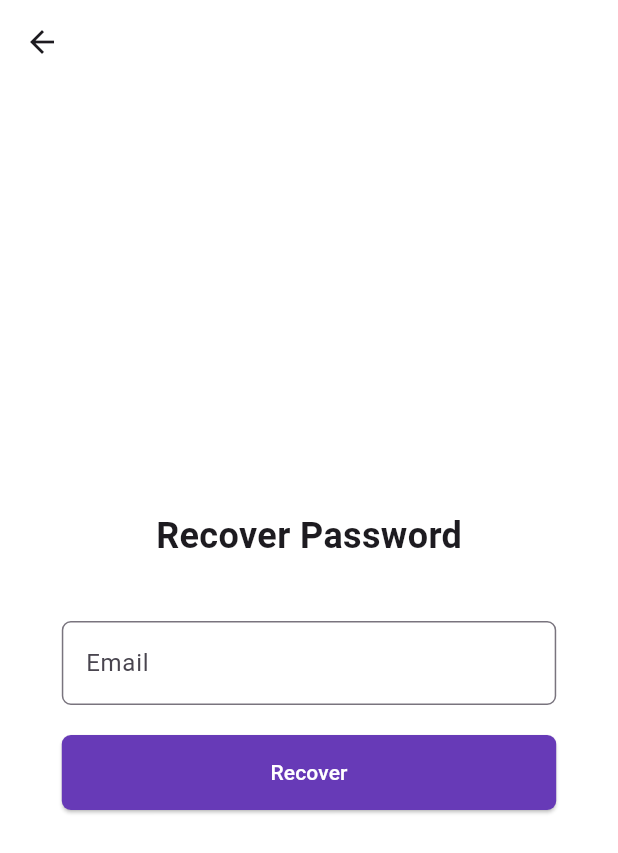
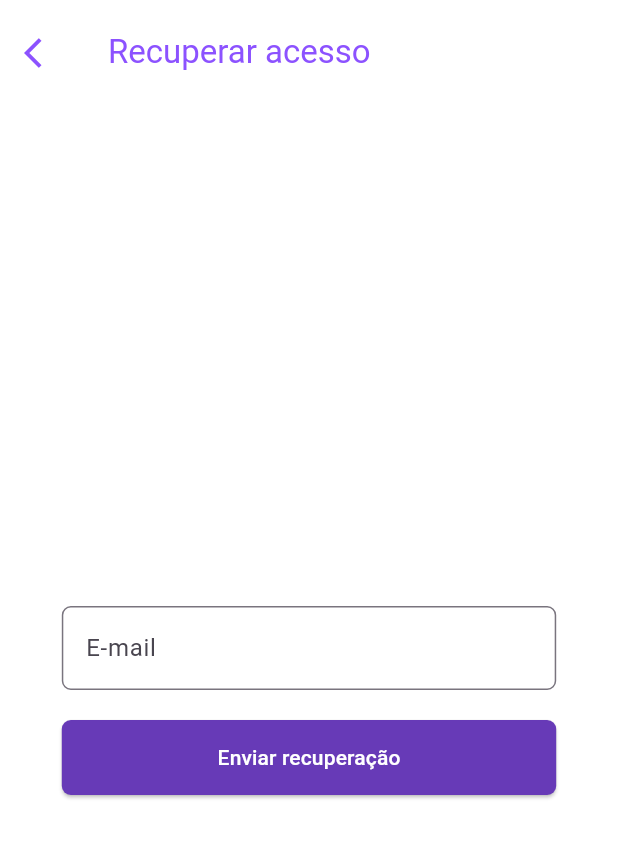
Before and after one commit to maneusfreitas/meducation, a Flutter app: the screen it shows after launch, after a tap on an icon or button, on a phone screen of 412 x 824 dp. Shown: the top 853 px of the screen. Run offline on Flutter 3.47's test engine with Material 3 defaults, Android fonts, the phone set to English and light mode, and no system bars; our stand-ins replace cloud_firestore, firebase_auth, firebase_core, firebase_storage, google_sign_in, image_picker and 1 more; accounts and stored records are empty; network calls fail.

Commit message:
Small Fixes

```diff
--- a/lib/main.dart
+++ b/lib/main.dart
@@ -215,9 +215,12 @@ class LoginPageState extends State<LoginPage> {
                     onPressed: () {
                       Navigator.push(
                         context,
-                        MaterialPageRoute(
-                            builder: (context) => const PasswordRecoveryPage()),
-                      );
+                        PageRouteBuilder(
+                          pageBuilder: (context, animation1, animation2) =>
+                              PasswordRecoveryPage(), // Pass user object here
+                          transitionDuration: Duration.zero,
+                          reverseTransitionDuration: Duration.zero,
+                        ));
                     },
                     child: RichText(
                       text: const TextSpan(
@@ -261,11 +264,13 @@ class LoginPageState extends State<LoginPage> {
                       User? user = await _handleGoogleSignIn();
                       if (user != null) {
                         Navigator.push(
-                          context,
-                          MaterialPageRoute(
-                            builder: (context) => HomePage(user: user),
-                          ),
-                        );
+                        context,
+                        PageRouteBuilder(
+                          pageBuilder: (context, animation1, animation2) =>
+                              HomePage(user: user,), // Pass user object here
+                          transitionDuration: Duration.zero,
+                          reverseTransitionDuration: Duration.zero,
+                        ));
                       }
                     },
                     icon: Image.asset(
@@ -300,15 +305,18 @@ class LoginPageState extends State<LoginPage> {
                 const SizedBox(height: 30),
                 TextButton(
                   onPressed: () {
-                    Navigator.push(
-                      context,
-                      MaterialPageRoute(
-                          builder: (context) => const RegisterPage()),
-                    );
+                    Navigator.pushReplacement(
+                        context,
+                        PageRouteBuilder(
+                          pageBuilder: (context, animation1, animation2) =>
+                              RegisterPage(), // Pass user object here
+                          transitionDuration: Duration.zero,
+                          reverseTransitionDuration: Duration.zero,
+                        ));
                   },
                   child: RichText(
                     text: const TextSpan(
-                      text: "Don't have an account? ",
+                      text: "Already have an account? ",
                       style: TextStyle(color: Colors.black),
                       children: <TextSpan>[
                         TextSpan(
--- a/lib/src/screens/auth/auth_password_recovery.dart
+++ b/lib/src/screens/auth/auth_password_recovery.dart
@@ -49,7 +49,18 @@ class _PasswordRecoveryPageState extends State<PasswordRecoveryPage> {
 
     return Scaffold(
       backgroundColor: Colors.white,
-      appBar: AppBar(backgroundColor: Colors.white),
+      appBar: AppBar(
+        leading: IconButton(
+          icon: Icon(Icons.arrow_back_ios,
+              color: Color.fromRGBO(140, 82, 255, 1)),
+          onPressed: () => Navigator.of(context).pop(),
+        ),
+        backgroundColor: Colors.white,
+        title: Text('Recuperar acesso',
+            style: TextStyle(color: Color.fromRGBO(140, 82, 255, 1))),
+        centerTitle: false,
+        toolbarHeight: 70,
+      ),
       body: Padding(
         padding: const EdgeInsets.all(16.0),
         child: Center(
@@ -58,20 +69,13 @@ class _PasswordRecoveryPageState extends State<PasswordRecoveryPage> {
               mainAxisAlignment: MainAxisAlignment.center,
               mainAxisSize: MainAxisSize.min,
               children: [
-                const Text(
-                  'Recover Password',
-                  style: TextStyle(
-                    fontSize: 24,
-                    fontWeight: FontWeight.bold,
-                  ),
-                ),
                 const SizedBox(height: 40),
                 SizedBox(
                   width: commonWidth,
                   child: TextField(
                     controller: _emailController,
                     decoration: InputDecoration(
-                      labelText: 'Email',
+                      labelText: 'E-mail',
                       border: OutlineInputBorder(
                         borderRadius: BorderRadius.circular(6),
                       ),
@@ -91,7 +95,7 @@ class _PasswordRecoveryPageState extends State<PasswordRecoveryPage> {
                         borderRadius: BorderRadius.circular(6),
                       ),
                     ),
-                    child: const Text('Recover',
+                    child: const Text('Enviar recuperação',
                         style: TextStyle(color: Colors.white)),
                   ),
                 ),
--- a/lib/src/screens/auth/auth_validation.dart
+++ b/lib/src/screens/auth/auth_validation.dart
@@ -13,7 +13,6 @@ class _VerificationPageState extends State<VerificationPage> {
   @override
   void initState() {
     super.initState();
-    _checkEmailVerified();
   }
 
   Future<void> _checkEmailVerified() async {
--- a/lib/src/screens/home.dart
+++ b/lib/src/screens/home.dart
@@ -1,5 +1,8 @@
-import 'package:portefolio/src/imports/imports.dart';
+import 'package:cloud_firestore/cloud_firestore.dart';
+import 'package:firebase_auth/firebase_auth.dart';
+import 'package:flutter/material.dart';
 import 'package:portefolio/src/screens/notifications/notifications_main.dart';
+import 'package:portefolio/src/screens/profile/profile_main.dart';
 import 'package:portefolio/src/screens/quiz/quiz_load.dart';
 import 'package:portefolio/src/screens/statistics/statistics_main.dart';
 
```
Also changed, not shown: lib/src/screens/auth/auth_register.dart (+28 -1 lines), lib/src/screens/profile/profile_edit.dart (+4 -4 lines), lib/src/screens/profile/profile_main.dart (+1 -9 lines).
